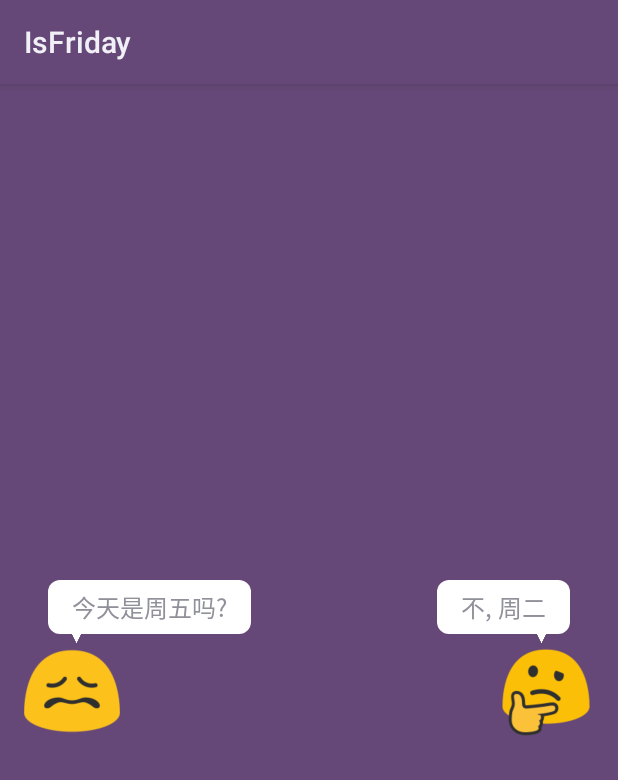
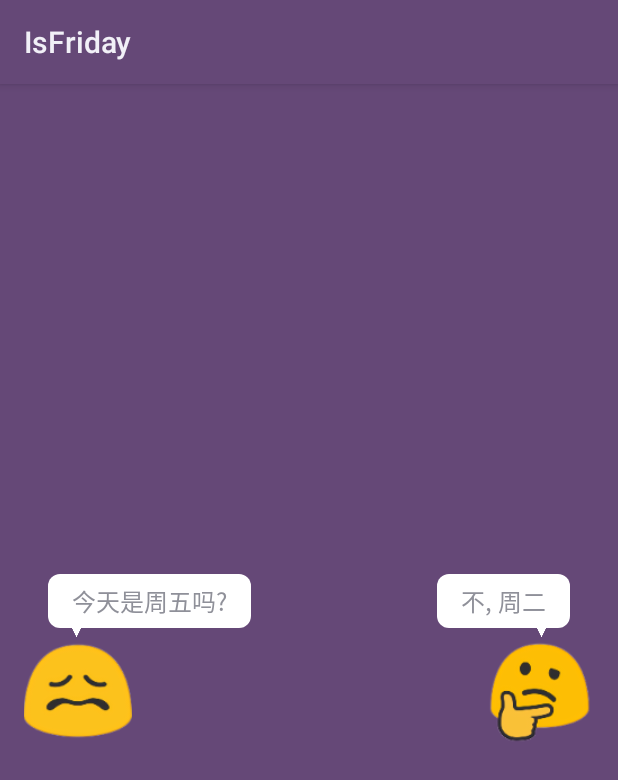
Before and after one commit to Temoa/IsFriday, an Android app: the screen it shows after launch (MainActivity), on a phone screen of 412 x 824 dp. Shown: the top 780 px of the screen. Run offline under Robolectric (Android 15) with nearby library versions, the light colour scheme and no system bars.

Commit message:
UI-Add high resolution image

```diff
--- a/app/build.gradle
+++ b/app/build.gradle
@@ -1,11 +1,11 @@
 apply plugin: 'com.android.application'
 
 android {
-    compileSdkVersion 28
+    compileSdkVersion 29
     defaultConfig {
         applicationId "me.temoa.isfriday"
         minSdkVersion 26
-        targetSdkVersion 28
+        targetSdkVersion 29
         versionCode 1
         versionName "1.0"
     }
@@ -18,5 +18,5 @@ android {
 }
 
 dependencies {
-    implementation 'androidx.work:work-runtime:2.1.0'
+    implementation 'androidx.work:work-runtime:2.2.0'
 }
--- a/app/src/main/res/layout/friday_widget_layout.xml
+++ b/app/src/main/res/layout/friday_widget_layout.xml
@@ -4,16 +4,18 @@
     xmlns:tools="http://schemas.android.com/tools"
     android:id="@+id/ll"
     android:layout_width="match_parent"
-    android:layout_height="wrap_content"
+    android:layout_height="match_parent"
     android:layout_gravity="center"
+    android:paddingStart="16dp"
+    android:paddingEnd="16dp"
+    android:paddingTop="8dp"
+    android:paddingBottom="8dp"
+    android:gravity="center"
+    android:orientation="horizontal"
     android:background="@android:color/transparent"
-    android:orientation="horizontal"
-    android:paddingStart="16dp"
-    android:paddingTop="8dp"
-    android:paddingEnd="16dp"
-    android:paddingBottom="8dp"
     tools:background="@null"
-    tools:context=".MainActivity">
+    tools:context=".MainActivity"
+    android:baselineAligned="false">
 
     <LinearLayout
         android:layout_width="0dp"
@@ -26,12 +28,12 @@
             android:layout_width="wrap_content"
             android:layout_height="wrap_content"
             android:layout_marginStart="16dp"
+            android:paddingStart="16dp"
+            android:paddingEnd="16dp"
+            android:paddingTop="6dp"
+            android:paddingBottom="6dp"
             android:background="@drawable/shape_rectangle"
             android:maxLines="1"
-            android:paddingStart="16dp"
-            android:paddingTop="6dp"
-            android:paddingEnd="16dp"
-            android:paddingBottom="6dp"
             android:textSize="16sp"
             tools:text="Hello World!" />
 
@@ -39,15 +41,15 @@
             android:layout_width="6dp"
             android:layout_height="6dp"
             android:layout_marginStart="32dp"
+            android:scaleType="fitXY"
             android:rotation="180"
-            android:scaleType="fitXY"
-            android:src="@drawable/arrow"
-            android:tint="@android:color/white" />
+            android:tint="@android:color/white"
+            android:src="@drawable/arrow" />
 
         <ImageView
             android:id="@+id/iv_left"
-            android:layout_width="64dp"
-            android:layout_height="64dp"
+            android:layout_width="72dp"
+            android:layout_height="72dp"
             android:src="@drawable/emoji_u1f616_tue" />
     </LinearLayout>
 
@@ -62,12 +64,12 @@
             android:layout_height="wrap_content"
             android:layout_gravity="end"
             android:layout_marginEnd="16dp"
+            android:paddingStart="16dp"
+            android:paddingEnd="16dp"
+            android:paddingTop="6dp"
+            android:paddingBottom="6dp"
             android:background="@drawable/shape_rectangle"
             android:maxLines="1"
-            android:paddingStart="16dp"
-            android:paddingTop="6dp"
-            android:paddingEnd="16dp"
-            android:paddingBottom="6dp"
             android:textSize="16sp"
             tools:text="Hello World?" />
 
@@ -76,15 +78,15 @@
             android:layout_height="6dp"
             android:layout_gravity="end"
             android:layout_marginEnd="32dp"
+            android:scaleType="fitXY"
             android:rotation="180"
-            android:scaleType="fitXY"
-            android:src="@drawable/arrow"
-            android:tint="@android:color/white" />
+            android:tint="@android:color/white"
+            android:src="@drawable/arrow" />
 
         <ImageView
             android:id="@+id/iv_right"
-            android:layout_width="64dp"
-            android:layout_height="64dp"
+            android:layout_width="72dp"
+            android:layout_height="72dp"
             android:layout_gravity="end"
             android:src="@drawable/emoji_u1f914" />
     </LinearLayout>
--- a/build.gradle
+++ b/build.gradle
@@ -4,10 +4,9 @@ buildscript {
     repositories {
         google()
         jcenter()
-
     }
     dependencies {
-        classpath 'com.android.tools.build:gradle:3.4.2'
+        classpath 'com.android.tools.build:gradle:3.5.0'
 
         // NOTE: Do not place your application dependencies here; they belong
         // in the individual module build.gradle files
@@ -18,7 +17,6 @@ allprojects {
     repositories {
         google()
         jcenter()
-
     }
 }
 
```
Also changed, not shown: app/src/main/res/drawable-xxxhdpi/emoji_u1f601_fri.png (added), app/src/main/res/drawable-xxxhdpi/emoji_u1f60d_sat.png (added), app/src/main/res/drawable-xxxhdpi/emoji_u1f60e_sun.png (added), app/src/main/res/drawable-xxxhdpi/emoji_u1f616_tue.png (added), app/src/main/res/drawable-xxxhdpi/emoji_u1f622_mon.png (added), app/src/main/res/drawable-xxxhdpi/emoji_u1f914.png (added), app/src/main/res/drawable-xxxhdpi/emoji_u1f924_thu.png (added), app/src/main/res/drawable-xxxhdpi/emoji_u1f971_wed.png (added), gradle/wrapper/gradle-wrapper.properties.
